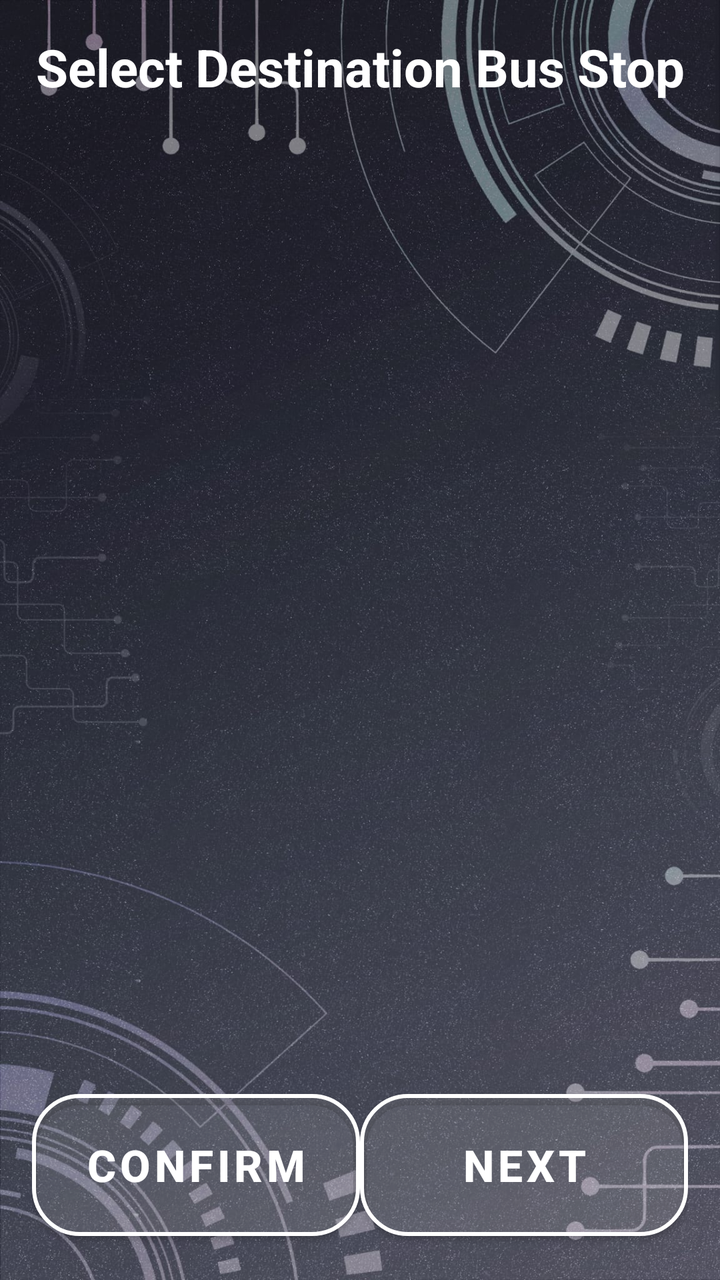
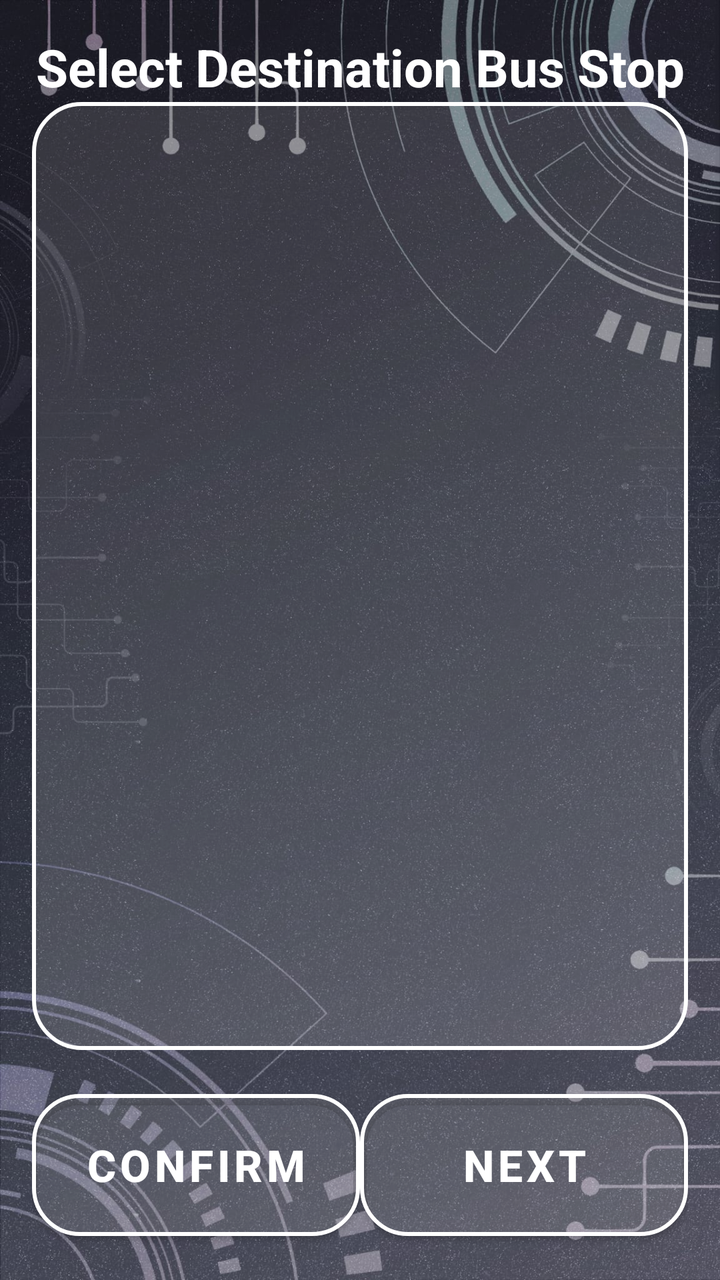

Screens rendered from an Android XML layout before and after an edit, with the pre-edit source and the edit as a unified diff.
<!-- AndroidManifest.xml: application theme Theme.VISTA -->
<!-- res/layout/activity_edit_destination.xml -->
<LinearLayout
    xmlns:android="http://schemas.android.com/apk/res/android"
    xmlns:tools="http://schemas.android.com/tools"
    xmlns:app="http://schemas.android.com/apk/res-auto"
    android:id="@+id/main"
    android:layout_width="match_parent"
    android:layout_height="match_parent"
    android:orientation="vertical"
    android:padding="16sp"
    tools:context=".FindBusEditMenuFunction.EditDestinationActivity"
    android:background="@drawable/background">

    <TextView
        android:layout_width="match_parent"
        android:layout_height="wrap_content"
        android:text="@string/EditDestinationActivity_SelectDestinationBusStop"
        android:textSize="26sp"
        android:textStyle="bold"
        android:gravity="center"
        android:textColor="@color/white"/>

    <ListView
        android:id="@+id/lvShowAllStop"
        android:layout_width="match_parent"
        android:layout_height="0dp"
        android:layout_weight="1"/>

    
    <LinearLayout
        android:orientation="horizontal"
        android:layout_width="match_parent"
        android:layout_height="wrap_content"
        android:gravity="bottom"
        android:layout_marginTop="16dp"
        android:weightSum="2">

        
        <com.google.android.material.button.MaterialButton
            android:id="@+id/btnEditDestinationActivityConfirm"
            style="@style/SemiTransparentRoundedButton"
            android:layout_width="0dp"
            android:layout_height="83dp"
            android:layout_weight="1"
            android:text="@string/btn_Confirm"
            android:textSize="22sp"
            android:textStyle="bold" />

        
        <com.google.android.material.button.MaterialButton
            android:id="@+id/btnEditDestinationActivityNext"
            style="@style/SemiTransparentRoundedButton"
            android:layout_width="0dp"
            android:layout_height="83dp"
            android:layout_weight="1"
            android:text="@string/btn_next"
            android:textSize="22sp"
            android:textStyle="bold" />
    </LinearLayout>
</LinearLayout>
<!-- resources referenced by this layout -->
<resources>
  <color name="white">#FFFFFF</color>
  <!-- drawable background: jpeg bitmap (drawable, 288114 bytes) -->
  <string name="EditDestinationActivity_SelectDestinationBusStop">Select Destination Bus Stop</string>
  <string name="btn_Confirm">Confirm</string>
  <string name="btn_next">Next</string>
  <style name="SemiTransparentRoundedButton" parent="Widget.MaterialComponents.Button">
          <item name="android:textColor">#FFFFFF</item>
          <item name="background">@drawable/button_selector</item> 
          <item name="cornerRadius">24dp</item>
          <item name="strokeColor">#FFFFFF</item>
          <item name="strokeWidth">2dp</item>
          <item name="backgroundTint">#20FFFFFF</item> 
      </style>
  <style name="Theme.VISTA" parent="Theme.MaterialComponents.Light.NoActionBar">
          
          <item name="colorPrimary">@color/semi_transparent_white</item>
          <item name="colorPrimaryVariant">@color/semi_transparent_white</item>
          <item name="colorOnPrimary">@color/white</item>
          
      </style>
  <!-- drawable button_selector (drawable) -->
  <?xml version="1.0" encoding="utf-8"?>
  <selector xmlns:android="http://schemas.android.com/apk/res/android">
      
      <item android:state_pressed="true">
          <shape android:shape="rectangle">
              <solid android:color="#20FFFFFF" /> 
              <stroke android:width="2dp" android:color="#FFFFFF" />
              <corners android:radius="24dp" />
          </shape>
      </item>
  
      
      <item android:state_selected="true">
          <shape android:shape="rectangle">
              <solid android:color="#FFFF00" /> 
              <stroke android:width="2dp" android:color="#FFFFFF" />
              <corners android:radius="24dp" />
          </shape>
      </item>
  
      
      <item>
          <shape android:shape="rectangle">
              <solid android:color="#20FFFFFF" /> 
              <stroke android:width="2dp" android:color="#FFFFFF" />
              <corners android:radius="24dp" />
          </shape>
      </item>
  </selector>
  <color name="semi_transparent_white">#80FFFFFF</color>
</resources>

<!-- the commit's change to res/layout/activity_edit_destination.xml (unified diff, before → after) -->
@@ -23,7 +23,9 @@
         android:id="@+id/lvShowAllStop"
         android:layout_width="match_parent"
         android:layout_height="0dp"
-        android:layout_weight="1"/>
+        android:layout_weight="1"
+        android:background="@drawable/list_item_border"
+        android:divider="@drawable/custom_divider"/>
 
     
     <LinearLayout
<!-- resource entries referenced after the edit -->
@@ -2,6 +2,32 @@
 <resources>
   <color name="white">#FFFFFF</color>
   <!-- drawable background: jpeg bitmap (drawable, 288114 bytes) -->
+  <!-- drawable custom_divider (drawable) -->
+  <?xml version="1.0" encoding="utf-8"?>
+  <shape xmlns:android="http://schemas.android.com/apk/res/android" android:shape="rectangle">
+      <size android:height="1dp" /> 
+      <solid android:color="#FFFFFF" /> 
+  </shape>
+  <!-- drawable list_item_border (drawable) -->
+  <?xml version="1.0" encoding="utf-8"?>
+  <shape xmlns:android="http://schemas.android.com/apk/res/android" android:shape="rectangle">
+  
+      
+      <stroke
+          android:width="2dp"
+          android:color="#FFFFFF" />
+  
+      <corners android:radius="24dp" />
+  
+      <padding
+          android:left="8dp"
+          android:top="8dp"
+          android:right="8dp"
+          android:bottom="8dp" />
+  
+      <solid android:color="#20FFFFFF" />
+  
+  </shape>
   <string name="EditDestinationActivity_SelectDestinationBusStop">Select Destination Bus Stop</string>
   <string name="btn_Confirm">Confirm</string>
   <string name="btn_next">Next</string>
